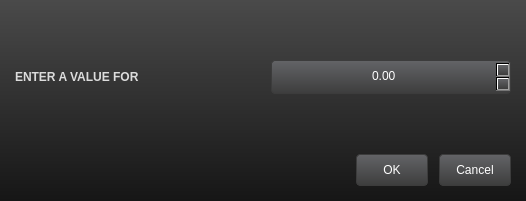
Before: the Qt Designer form uimessagebox.ui in buzzinglight/IanniX, drawn with Qt 5.
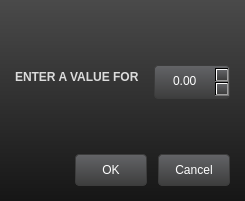
After: the same form once the commit is applied. The open tabs and pages were chosen to show the change. Icons and pictures are not drawn.

The edit to the form file:
```diff
--- a/uimessagebox.ui
+++ b/uimessagebox.ui
@@ -6,7 +6,7 @@
    <rect>
     <x>0</x>
     <y>0</y>
-    <width>526</width>
+    <width>245</width>
     <height>201</height>
    </rect>
   </property>
@@ -289,8 +289,14 @@
            <widget class="QDoubleSpinBox" name="spinSpin">
             <property name="minimumSize">
              <size>
-              <width>76</width>
-              <height>34</height>
+              <width>0</width>
+              <height>24</height>
+             </size>
+            </property>
+            <property name="maximumSize">
+             <size>
+              <width>16777215</width>
+              <height>24</height>
              </size>
             </property>
             <property name="alignment">
```
Left out of the diff: 20 changed lines with no effect on the pictures.
